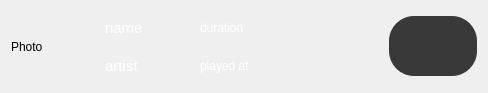
ahmed-debbech/mutak, file mutak/widgetitem.ui: the form before one commit.
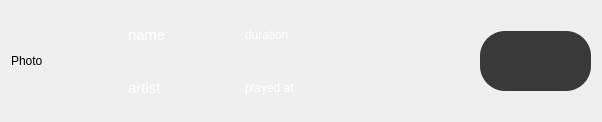
The form after the commit.

Commit message: change the item widgets to new ones

What changed in the file:
```diff
--- a/mutak/widgetitem.ui
+++ b/mutak/widgetitem.ui
@@ -6,8 +6,8 @@
    <rect>
     <x>0</x>
     <y>0</y>
-    <width>488</width>
-    <height>93</height>
+    <width>602</width>
+    <height>122</height>
    </rect>
   </property>
   <property name="windowTitle">
```
The commit also changes 5 other files.
